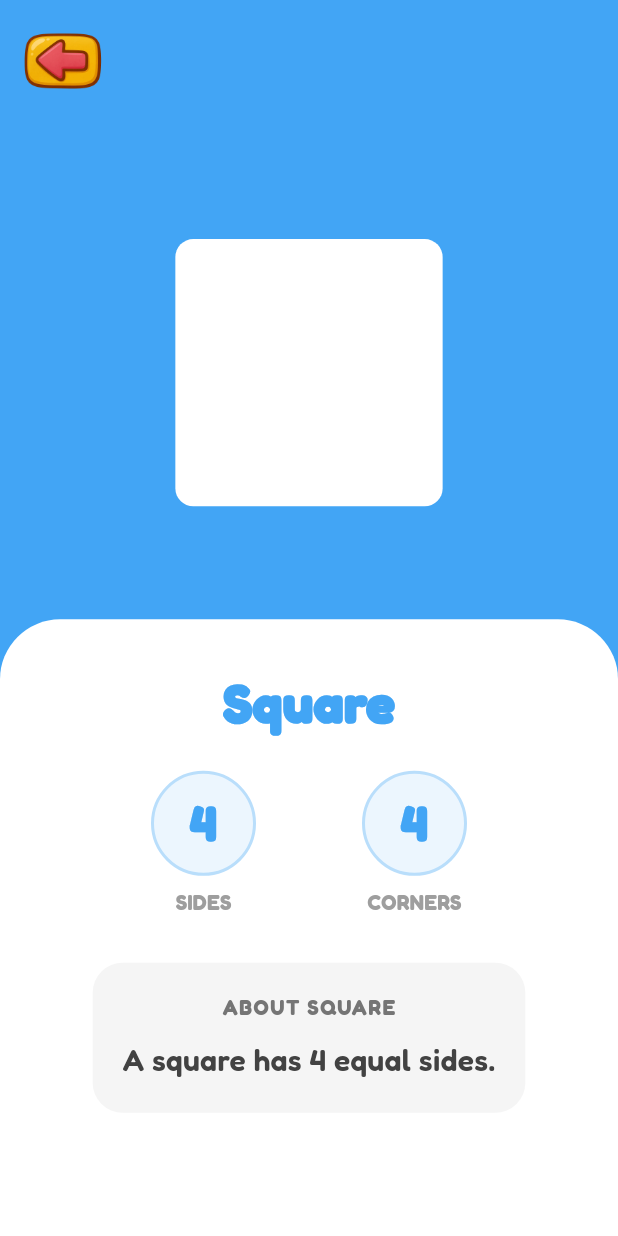
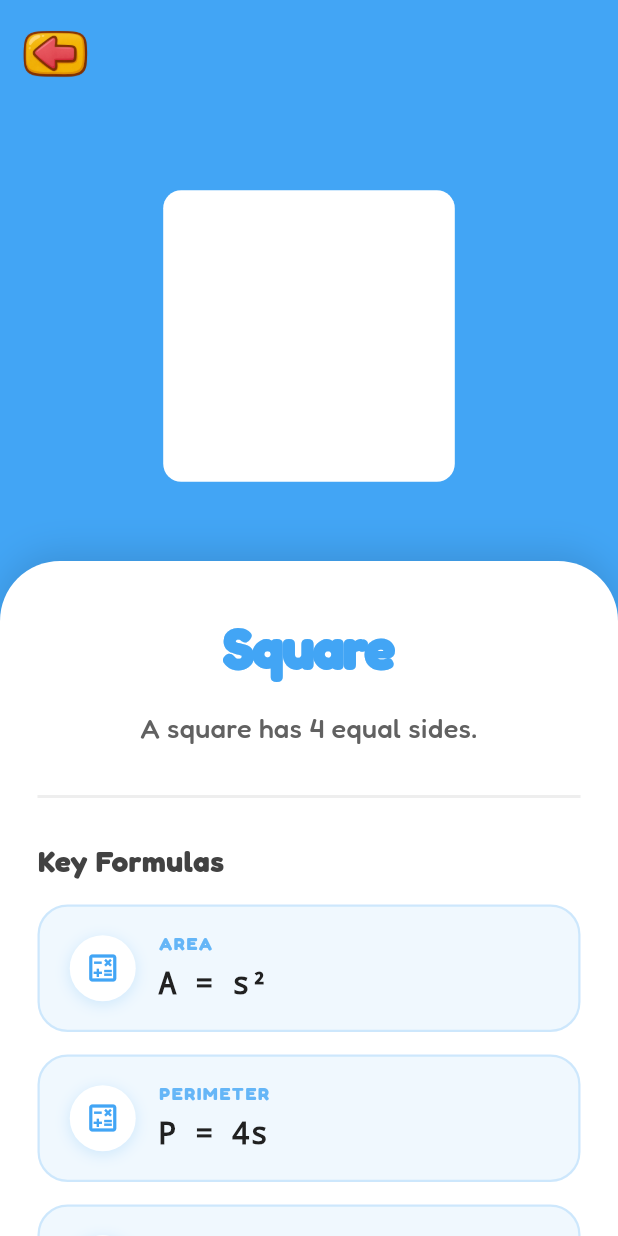
Before and after one commit to argadenil/zinzy, a Flutter app: the ShapesScreen screen opened directly, after a tap on "Square", on a phone screen of 412 x 824 dp. Run offline on Flutter 3.47's test engine with Material 3 defaults, Android fonts, the phone set to English and light mode, and no system bars; our stand-ins replace audioplayers, camera, confetti, flutter_tts, google_fonts, lottie and 2 more; missing offline and left inert: flutter_3d_controller, hand_landmarker.

Commit message:
changes added

```diff
--- a/lib/screens/shapes/shapeDetailsScreen.dart
+++ b/lib/screens/shapes/shapeDetailsScreen.dart
@@ -19,17 +19,20 @@ class ShapeDetailScreen extends StatelessWidget {
           SafeArea(
             child: Column(
               children: [
-                /// 🔙 CUSTOM BACK BUTTON (IMAGE)
+                /// 🔙 CUSTOM BACK BUTTON
                 Align(
                   alignment: Alignment.centerLeft,
                   child: Padding(
                     padding: const EdgeInsets.all(12),
                     child: GestureDetector(
                       onTap: () => Navigator.pop(context),
+                      child: Container(
+                        decoration: BoxDecoration(shape: BoxShape.circle),
                         child: Image.asset(
                           'assets/images/back_button.webp',
-                        width: 60,
-                        height: 60,
+                          width: 50,
+                          height: 50,
+                        ),
                       ),
                     ),
                   ),
@@ -42,8 +45,8 @@ class ShapeDetailScreen extends StatelessWidget {
                     child: Hero(
                       tag: shape.name,
                       child: SizedBox(
-                        width: 220,
-                        height: 220,
+                        width: 240,
+                        height: 240,
                         child: shape.is3D
                             ? Flutter3DViewer(
                                 src: shape.asset!,
@@ -64,7 +67,7 @@ class ShapeDetailScreen extends StatelessWidget {
 
                 /// --- BOTTOM INFO CARD ---
                 Expanded(
-                  flex: 5,
+                  flex: 6,
                   child: Container(
                     width: double.infinity,
                     decoration: const BoxDecoration(
@@ -73,71 +76,75 @@ class ShapeDetailScreen extends StatelessWidget {
                         topLeft: Radius.circular(40),
                         topRight: Radius.circular(40),
                       ),
+                      boxShadow: [
+                        BoxShadow(
+                          color: Colors.black12,
+                          blurRadius: 20,
+                          offset: Offset(0, -5),
+                        ),
+                      ],
                     ),
                     child: SingleChildScrollView(
-                      padding: const EdgeInsets.all(30),
+                      physics: const BouncingScrollPhysics(),
+                      padding: const EdgeInsets.fromLTRB(25, 30, 25, 30),
                       child: Column(
                         crossAxisAlignment: CrossAxisAlignment.center,
                         children: [
-                          /// Title
+                          /// 🏷️ TITLE
                           Text(
                             shape.name,
                             style: TextStyle(
-                              fontSize: 36,
+                              fontSize: 38,
                               fontWeight: FontWeight.w900,
                               color: shape.color,
+                              letterSpacing: -1,
                             ),
                           ),
 
-                          const SizedBox(height: 20),
-
-                          /// Stats
-                          Row(
-                            mainAxisAlignment: MainAxisAlignment.spaceEvenly,
-                            children: [
-                              _buildStatBox('Sides', shape.sides, shape.color),
-                              _buildStatBox(
-                                'Corners',
-                                shape.corners,
-                                shape.color,
-                              ),
-                            ],
-                          ),
-
-                          const SizedBox(height: 30),
-
-                          /// Description Card
-                          Container(
-                            padding: const EdgeInsets.all(20),
-                            decoration: BoxDecoration(
-                              color: const Color(0xFFF5F5F5),
-                              borderRadius: BorderRadius.circular(20),
-                            ),
-                            child: Column(
-                              children: [
-                                Text(
-                                  "ABOUT ${shape.name.toUpperCase()}",
-                                  style: TextStyle(
-                                    fontSize: 14,
-                                    fontWeight: FontWeight.bold,
-                                    color: Colors.grey[600],
-                                    letterSpacing: 1,
-                                  ),
-                                ),
-                                const SizedBox(height: 10),
-                                Text(
+                          /// 📝 DESCRIPTION
+                          Padding(
+                            padding: const EdgeInsets.symmetric(vertical: 15),
+                            child: Text(
                               shape.description,
                               textAlign: TextAlign.center,
                               style: TextStyle(
+                                fontSize: 18,
+                                fontWeight: FontWeight.w500,
+                                color: Colors.grey[700],
+                                height: 1.4,
+                              ),
+                            ),
+                          ),
+
+                          const SizedBox(height: 10),
+                          Divider(color: Colors.grey[200], thickness: 2),
+                          const SizedBox(height: 20),
+
+                          /// 📐 FORMULAS HEADER
+                          Align(
+                            alignment: Alignment.centerLeft,
+                            child: Text(
+                              "Key Formulas",
+                              style: TextStyle(
                                 fontSize: 20,
-                                    height: 1.5,
-                                    fontWeight: FontWeight.w600,
+                                fontWeight: FontWeight.w800,
                                 color: Colors.grey[800],
                               ),
                             ),
-                              ],
                           ),
-                          ),
+                          const SizedBox(height: 15),
+
+                          /// ➗ FORMULA LIST
+                          if (shape.formulas != null &&
+                              shape.formulas!.isNotEmpty)
+                            ...shape.formulas!.map(
+                              (f) => _buildFormulaCard(f, shape.color),
+                            )
+                          else
+                            _buildNoFormulaState(),
+
+                          // Add padding at bottom for scrolling
+                          const SizedBox(height: 20),
                         ],
                       ),
                     ),
@@ -151,38 +158,75 @@ class ShapeDetailScreen extends StatelessWidget {
     );
   }
 
-  /// 🔢 STAT CIRCLE
-  Widget _buildStatBox(String label, int count, Color color) {
-    return Column(
+  /// 📐 FORMULA CARD WIDGET
+  Widget _buildFormulaCard(ShapeFormula item, Color color) {
+    return Container(
+      margin: const EdgeInsets.only(bottom: 15),
+      padding: const EdgeInsets.symmetric(horizontal: 20, vertical: 16),
+      decoration: BoxDecoration(
+        color: color.withOpacity(0.08),
+        borderRadius: BorderRadius.circular(20),
+        border: Border.all(color: color.withOpacity(0.2), width: 1.5),
+      ),
+      child: Row(
         children: [
+          /// Icon Container
           Container(
-          width: 70,
-          height: 70,
+            padding: const EdgeInsets.all(10),
             decoration: BoxDecoration(
-            color: color.withOpacity(0.1),
+              color: Colors.white,
               shape: BoxShape.circle,
-            border: Border.all(color: color.withOpacity(0.3), width: 2),
+              boxShadow: [
+                BoxShadow(
+                  color: color.withOpacity(0.2),
+                  blurRadius: 8,
+                  offset: const Offset(0, 2),
                 ),
-          alignment: Alignment.center,
-          child: Text(
-            '$count',
+              ],
+            ),
+            child: Icon(Icons.calculate_outlined, color: color, size: 24),
+          ),
+          const SizedBox(width: 15),
+
+          /// Text Content
+          Expanded(
+            child: Column(
+              crossAxisAlignment: CrossAxisAlignment.start,
+              children: [
+                Text(
+                  item.title.toUpperCase(),
                   style: TextStyle(
-              fontSize: 32,
-              fontWeight: FontWeight.w900,
-              color: color,
+                    fontSize: 12,
+                    fontWeight: FontWeight.bold,
+                    color: color.withOpacity(0.8),
+                    letterSpacing: 1.2,
                   ),
                 ),
-        ),
-        const SizedBox(height: 8),
+                const SizedBox(height: 4),
                 Text(
-          label.toUpperCase(),
+                  item.formula,
                   style: TextStyle(
-            fontSize: 14,
-            fontWeight: FontWeight.bold,
-            color: Colors.grey[500],
+                    fontSize: 20,
+                    fontWeight: FontWeight.w600,
+                    fontFamily: 'Courier', // Monospace for math looks better
+                    color: Colors.grey[900],
                   ),
                 ),
               ],
+            ),
+          ),
+        ],
+      ),
+    );
+  }
+
+  Widget _buildNoFormulaState() {
+    return Padding(
+      padding: const EdgeInsets.symmetric(vertical: 20),
+      child: Text(
+        "No formulas needed for this one!",
+        style: TextStyle(color: Colors.grey[400], fontStyle: FontStyle.italic),
+      ),
     );
   }
 }
--- a/lib/screens/shapes/shapeItem.dart
+++ b/lib/screens/shapes/shapeItem.dart
@@ -1,10 +1,12 @@
+import 'dart:ui';
 
-import 'dart:ui';
+import 'package:flutter/material.dart';
 
 class ShapeItem {
   final String name;
   final String description;
   final String simpleFact; // Short text like "Round!" or "4 Sides"
+  final List<ShapeFormula>? formulas;
   final int sides;
   final int corners;
   final Color color;
@@ -18,7 +20,15 @@ class ShapeItem {
     required this.sides,
     required this.corners,
     required this.color,
+    this.formulas = const [],
     this.asset,
     this.is3D = false,
   });
 }
+
+class ShapeFormula {
+  final String title;
+  final String formula;
+
+  ShapeFormula({required this.title, required this.formula});
+}
--- a/lib/screens/shapes/shapesList.dart
+++ b/lib/screens/shapes/shapesList.dart
@@ -1,4 +1,3 @@
-
 // --------------------------------------------------
 import 'dart:ui';
 
@@ -7,13 +6,17 @@ import 'package:zinzy/screens/shapes/shapeItem.dart';
 /// DATA MODEL
 /// --------------------------------------------------
 
-
 final List<ShapeItem> shapesList = [
   // ---------------- 2D SHAPES ----------------
   ShapeItem(
     name: 'Circle',
     description: 'A circle is round. It has no corners.',
     simpleFact: 'Round!',
+    formulas: [
+      ShapeFormula(title: 'Circumference', formula: 'C = 2πr'),
+      ShapeFormula(title: 'Area', formula: 'A = πr²'),
+      ShapeFormula(title: 'Diameter', formula: 'd = 2r'),
+    ],
     sides: 0,
     corners: 0,
     color: const Color(0xFFFF6F61),
@@ -22,6 +25,11 @@ final List<ShapeItem> shapesList = [
     name: 'Square',
     description: 'A square has 4 equal sides.',
     simpleFact: '4 Equal Sides',
+    formulas: [
+      ShapeFormula(title: 'Area', formula: 'A = s²'),
+      ShapeFormula(title: 'Perimeter', formula: 'P = 4s'),
+      ShapeFormula(title: 'Diagonal', formula: 'd = s√2'),
+    ],
     sides: 4,
     corners: 4,
     color: const Color(0xFF42A5F5),
@@ -30,6 +38,11 @@ final List<ShapeItem> shapesList = [
     name: 'Rectangle',
     description: 'A rectangle has 4 sides. Opposite sides are equal.',
     simpleFact: 'Long & Short',
+    formulas: [
+      ShapeFormula(title: 'Area', formula: 'A = l × w'),
+      ShapeFormula(title: 'Perimeter', formula: 'P = 2(l + w)'),
+      ShapeFormula(title: 'Diagonal', formula: 'd = √(l² + w²)'),
+    ],
     sides: 4,
     corners: 4,
     color: const Color(0xFF66BB6A),
@@ -38,6 +51,11 @@ final List<ShapeItem> shapesList = [
     name: 'Triangle',
     description: 'A triangle has 3 sides and 3 corners.',
     simpleFact: '3 Sides',
+    formulas: [
+      ShapeFormula(title: 'Area', formula: 'A = ½bh'),
+      ShapeFormula(title: 'Perimeter', formula: 'P = a + b + c'),
+      ShapeFormula(title: 'Heron\'s Formula', formula: 'A = √[s(s-a)(s-b)(s-c)]'),
+    ],
     sides: 3,
     corners: 3,
     color: const Color(0xFFAB47BC),
@@ -46,6 +64,10 @@ final List<ShapeItem> shapesList = [
     name: 'Oval',
     description: 'An oval looks like an egg shape.',
     simpleFact: 'Egg Shape',
+    formulas: [
+      ShapeFormula(title: 'Area', formula: 'A = πab'),
+      ShapeFormula(title: 'Perimeter', formula: 'P ≈ 2π√((a² + b²)/2)'),
+    ],
     sides: 0,
     corners: 0,
     color: const Color(0xFF26C6DA),
@@ -54,6 +76,10 @@ final List<ShapeItem> shapesList = [
     name: 'Pentagon',
     description: 'A pentagon has 5 sides.',
     simpleFact: '5 Sides',
+    formulas: [
+      ShapeFormula(title: 'Perimeter', formula: 'P = 5s'),
+      ShapeFormula(title: 'Area', formula: 'A = ¼√(5(5+2√5))s²'),
+    ],
     sides: 5,
     corners: 5,
     color: const Color(0xFF7E57C2),
@@ -62,6 +88,10 @@ final List<ShapeItem> shapesList = [
     name: 'Hexagon',
     description: 'A hexagon has 6 sides.',
     simpleFact: '6 Sides',
+    formulas: [
+      ShapeFormula(title: 'Perimeter', formula: 'P = 6s'),
+      ShapeFormula(title: 'Area', formula: 'A = (3√3/2)s²'),
+    ],
     sides: 6,
     corners: 6,
     color: const Color(0xFF26A69A),
@@ -70,6 +100,10 @@ final List<ShapeItem> shapesList = [
     name: 'Heptagon',
     description: 'A heptagon has 7 sides.',
     simpleFact: '7 Sides',
+    formulas: [
+      ShapeFormula(title: 'Perimeter', formula: 'P = 7s'),
+      ShapeFormula(title: 'Area', formula: 'A = (7/4)s² cot(180°/7)'),
+    ],
     sides: 7,
     corners: 7,
     color: const Color(0xFFFFA726),
@@ -78,6 +112,10 @@ final List<ShapeItem> shapesList = [
     name: 'Octagon',
     description: 'An octagon has 8 sides.',
     simpleFact: '8 Sides',
+    formulas: [
+      ShapeFormula(title: 'Perimeter', formula: 'P = 8s'),
+      ShapeFormula(title: 'Area', formula: 'A = 2(1+√2)s²'),
+    ],
     sides: 8,
     corners: 8,
     color: const Color(0xFFEF5350),
@@ -86,6 +124,10 @@ final List<ShapeItem> shapesList = [
     name: 'Rhombus',
     description: 'A rhombus has 4 equal slanted sides.',
     simpleFact: 'Diamond Shape',
+    formulas: [
+      ShapeFormula(title: 'Area', formula: 'A = ½(d₁ × d₂)'),
+      ShapeFormula(title: 'Perimeter', formula: 'P = 4s'),
+    ],
     sides: 4,
     corners: 4,
     color: const Color(0xFF5C6BC0),
@@ -94,6 +136,10 @@ final List<ShapeItem> shapesList = [
     name: 'Parallelogram',
     description: 'Opposite sides are parallel.',
     simpleFact: 'Parallel',
+    formulas: [
+      ShapeFormula(title: 'Area', formula: 'A = b × h'),
+      ShapeFormula(title: 'Perimeter', formula: 'P = 2(a + b)'),
+    ],
     sides: 4,
     corners: 4,
     color: const Color(0xFF8D6E63),
@@ -102,6 +148,10 @@ final List<ShapeItem> shapesList = [
     name: 'Trapezium',
     description: 'A trapezium has one pair of parallel sides.',
     simpleFact: '1 Parallel Pair',
+    formulas: [
+      ShapeFormula(title: 'Area', formula: 'A = ½(a + b)h'),
+      ShapeFormula(title: 'Perimeter', formula: 'P = a + b + c + d'),
+    ],
     sides: 4,
     corners: 4,
     color: const Color(0xFF78909C),
@@ -112,6 +162,11 @@ final List<ShapeItem> shapesList = [
     name: 'Cube',
     description: 'A cube has 6 square faces.',
     simpleFact: 'Box Shape',
+    formulas: [
+      ShapeFormula(title: 'Volume', formula: 'V = s³'),
+      ShapeFormula(title: 'Surface Area', formula: 'A = 6s²'),
+      ShapeFormula(title: 'Diagonal', formula: 'd = s√3'),
+    ],
     sides: 6,
     corners: 8,
     color: const Color(0xFF5C6BC0),
@@ -122,6 +177,11 @@ final List<ShapeItem> shapesList = [
     name: 'Cuboid',
     description: 'A cuboid is a box like a book.',
     simpleFact: 'Box',
+    formulas: [
+      ShapeFormula(title: 'Volume', formula: 'V = l × w × h'),
+      ShapeFormula(title: 'Surface Area', formula: 'A = 2(lw + lh + wh)'),
+      ShapeFormula(title: 'Diagonal', formula: 'd = √(l² + w² + h²)'),
+    ],
     sides: 6,
     corners: 8,
     color: const Color(0xFF42A5F5),
@@ -132,6 +192,10 @@ final List<ShapeItem> shapesList = [
     name: 'Sphere',
     description: 'A sphere is round like a ball.',
     simpleFact: 'Rolls',
+    formulas: [
+      ShapeFormula(title: 'Volume', formula: 'V = (4/3)πr³'),
+      ShapeFormula(title: 'Surface Area', formula: 'A = 4πr²'),
+    ],
     sides: 0,
     corners: 0,
     color: const Color(0xFFFF7043),
@@ -142,6 +206,11 @@ final List<ShapeItem> shapesList = [
     name: 'Cylinder',
     description: 'A cylinder looks like a tin can.',
     simpleFact: 'Can Shape',
+    formulas: [
+      ShapeFormula(title: 'Volume', formula: 'V = πr²h'),
+      ShapeFormula(title: 'Curved Surface', formula: 'A = 2πrh'),
+      ShapeFormula(title: 'Total Surface', formula: 'A = 2πr(r + h)'),
+    ],
     sides: 3,
     corners: 0,
     color: const Color(0xFF26C6DA),
@@ -152,6 +221,11 @@ final List<ShapeItem> shapesList = [
     name: 'Cone',
     description: 'A cone looks like an ice-cream cone.',
     simpleFact: 'Pointy Top',
+    formulas: [
+      ShapeFormula(title: 'Volume', formula: 'V = (1/3)πr²h'),
+      ShapeFormula(title: 'Slant Height', formula: 'l = √(r² + h²)'),
+      ShapeFormula(title: 'Total Surface', formula: 'A = πr(r + l)'),
+    ],
     sides: 2,
     corners: 1,
     color: const Color(0xFFFFA726),
@@ -162,6 +236,11 @@ final List<ShapeItem> shapesList = [
     name: 'Pyramid',
     description: 'A pyramid has triangle faces and a square base.',
     simpleFact: 'Egypt Shape',
+    formulas: [
+      ShapeFormula(title: 'Volume', formula: 'V = (l × w × h) / 3'),
+      ShapeFormula(title: 'Base Area', formula: 'A = l × w'),
+      ShapeFormula(title: 'Total Surface', formula: 'A = lw + l√(w²/4 + h²) + w√(l²/4 + h²)'),
+    ],
     sides: 5,
     corners: 5,
     color: const Color(0xFF8D6E63),
@@ -172,6 +251,10 @@ final List<ShapeItem> shapesList = [
     name: 'Prism',
     description: 'A prism has the same shape on both ends.',
     simpleFact: 'Twin Ends',
+    formulas: [
+      ShapeFormula(title: 'Volume', formula: 'V = B × l'),
+      ShapeFormula(title: 'Surface Area', formula: 'A = 2B + Ph'),
+    ],
     sides: 5,
     corners: 6,
     color: const Color(0xFF7E57C2),
@@ -182,6 +265,11 @@ final List<ShapeItem> shapesList = [
     name: 'Hemisphere',
     description: 'A hemisphere is half of a sphere.',
     simpleFact: 'Half Ball',
+    formulas: [
+      ShapeFormula(title: 'Volume', formula: 'V = (2/3)πr³'),
+      ShapeFormula(title: 'Curved Surface', formula: 'A = 2πr²'),
+      ShapeFormula(title: 'Total Surface', formula: 'A = 3πr²'),
+    ],
     sides: 1,
     corners: 0,
     color: const Color(0xFFEC407A),
--- a/lib/screens/shapes/shapesscreen.dart
+++ b/lib/screens/shapes/shapesscreen.dart
@@ -67,7 +67,6 @@ class ShapesScreen extends StatelessWidget {
     );
   }
 }
-
 
 class ShapePainter extends CustomPainter {
   final String shape;
```
Lines whose indentation alone changed are shown as unchanged.
